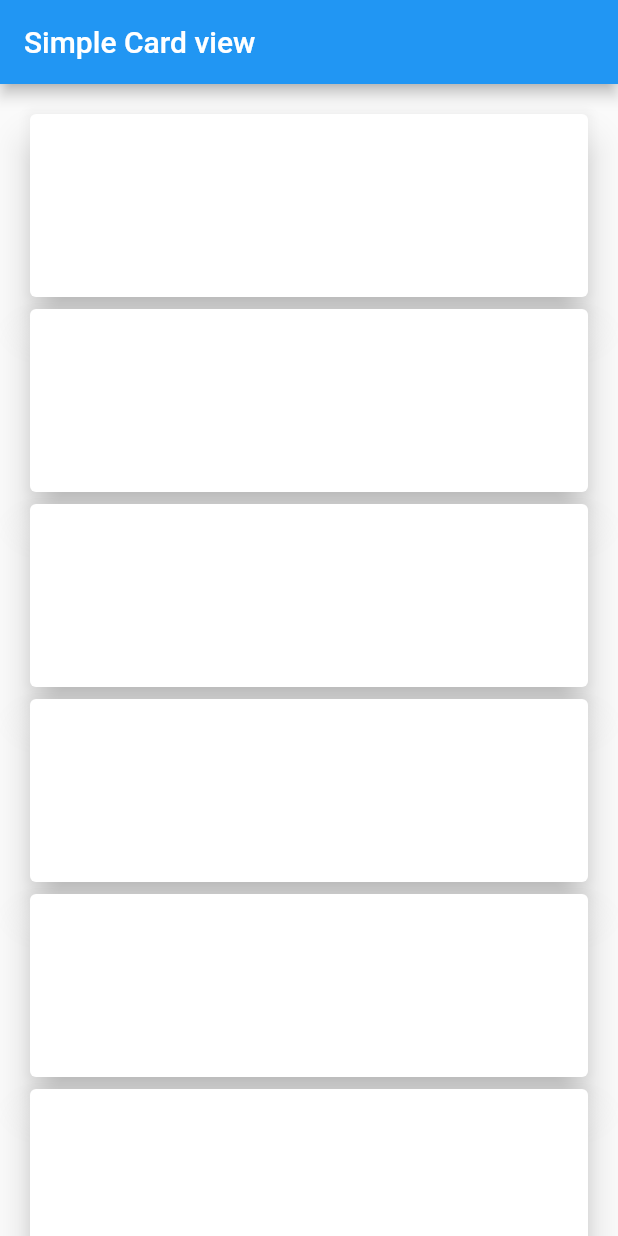
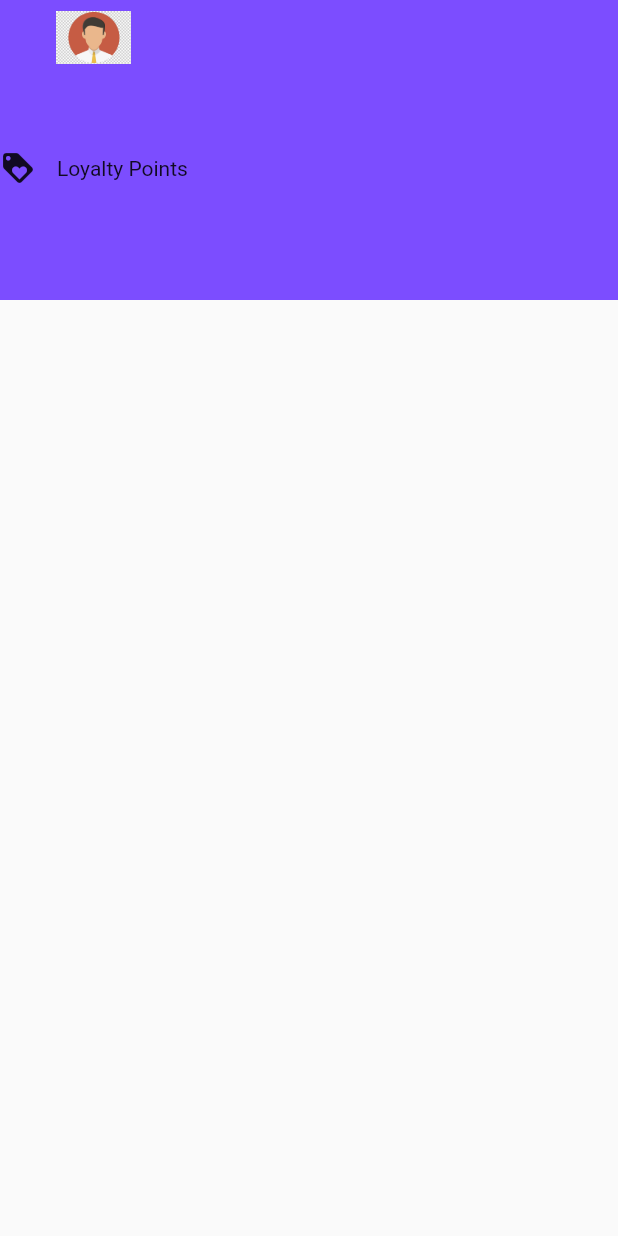
Before and after one commit to MohammedZaid12/Lazawaal, a Flutter app: the screen it shows after launch, on a phone screen of 412 x 824 dp. Run offline on Flutter 3.47's test engine with Material 2 defaults, Android fonts, the phone set to English and light mode, and no system bars; our stand-ins replace image_picker, shared_preferences.

```diff
--- /dev/null
+++ b/lazawaal/lib/Lazawaal/Authentication/GetProfile.dart
@@ -0,0 +1,46 @@
+
+
+import 'LoginAuthentication.dart';
+
+class GetUserProfile{
+  final int Id;
+  final String userId;
+  final String name;
+  final String email;
+  final String picture;
+
+  final String phoneNumber;
+  final String income;
+  final String guardianName;
+  final String guardianContact;
+  final String guardianNic;
+  final String DateOfBirth;
+  final String points;
+
+
+  GetUserProfile({this.name,this.Id ,this.userId ,this.email , this.picture , this.phoneNumber , this.guardianName , this.guardianContact ,this.guardianNic ,this.points , this.income , this.DateOfBirth});
+
+
+  factory GetUserProfile.fromjson(Map<String, dynamic> json){
+    return GetUserProfile(
+      userId: getString(json["user_id"]),
+      name: getString(json['name']),
+      email: getString(json['email']),
+      picture: getString(json['picture']),
+
+      phoneNumber: getString(json['contact_no']),
+      income: getString(json['income']),
+      guardianName: getString(json['guardian_name']),
+      guardianContact: getString(json['guardian_contact']),
+      guardianNic: getString(json['guardian_nic']),
+      DateOfBirth: json['dob'],
+      points: json['points'],
+    );
+
+
+  }
+
+
+
+
+}
--- a/lazawaal/lib/Lazawaal/CommonThings/AllUrls.dart
+++ b/lazawaal/lib/Lazawaal/CommonThings/AllUrls.dart
@@ -2,4 +2,5 @@ class AppUrls{
   static final baseUrl = "https://publicapi.staging.lazawaal.com/";
   final loginUrl = AppUrls.baseUrl + "login" ;
   final registerUrl = AppUrls.baseUrl + "reg" ;
+  final getProfileUrl = AppUrls.baseUrl + "user/getProfile" ;
 }
--- a/lazawaal/lib/Lazawaal/Login.dart
+++ b/lazawaal/lib/Lazawaal/Login.dart
@@ -22,8 +22,10 @@ class LoginState extends State<LazawaalLogin> {
   final _formKey = GlobalKey<FormState>();
 
   Future doLogin(map, success) async {
+    SharedPreferences Prefrence =
+    await SharedPreferences.getInstance();
     final response = await http.post(appUrls.loginUrl,
-        headers: tokenWithHeader.authWithTokenHeaders(""), body: map);
+        headers: tokenWithHeader.authWithTokenHeaders(Prefrence.getString(cKeys.token)), body: map);
 
     if (response.statusCode < 200 ||
         response.statusCode > 400 ||
--- a/lazawaal/lib/Lazawaal/SignUp.dart
+++ b/lazawaal/lib/Lazawaal/SignUp.dart
@@ -25,6 +25,7 @@ class SignUpState extends State<LazawaalSignUp> {
   File imageFile;
 
   Future doSignUp(String url, {Map body}) {
+
     return http
         .post(url,
             body: body, headers: tokenWithHeader.authWithTokenHeaders(""))
--- a/lazawaal/lib/Lazawaal/User/UserInfo.dart
+++ b/lazawaal/lib/Lazawaal/User/UserInfo.dart
@@ -1,63 +1,93 @@
+import 'dart:convert';
+
 import 'package:flutter/material.dart';
 import 'package:flutter/widgets.dart';
+import 'package:http/http.dart';
+import 'package:lazawaal/Lazawaal/Authentication/GetProfile.dart';
+import 'package:lazawaal/Lazawaal/CommonThings/AllInstances.dart';
+import 'package:shared_preferences/shared_preferences.dart';
 
-
-class UserCard extends StatefulWidget{
+class UserCard extends StatefulWidget {
   @override
   State<StatefulWidget> createState() {
     return UserCardState();
   }
-
 }
 
-
-class UserCardState extends State<UserCard>{
-
+class UserCardState extends State<UserCard> {
+  Future<GetUserProfile> fetchUserProfile() async {
+    SharedPreferences Prefrence = await SharedPreferences.getInstance();
+    var response = await get(appUrls.getProfileUrl,
+        headers: tokenWithHeader
+            .authWithTokenHeaders(Prefrence.getString(cKeys.token)));
+    if (response.statusCode == 200) {
+      var _resp = json.decode(response.body);
+      return GetUserProfile.fromjson(_resp);
+    } else {
+      // If the server did not return a 200 OK response, then throw an exception.
+      throw Exception('Failed to load album');
+    }
+  }
 
   @override
   Widget build(BuildContext context) {
     return new Scaffold(
-      appBar: AppBar(
-        title: Text('Simple Card view'),
-      ),
-      body: new ListView.builder(
-        padding: const EdgeInsets.all(16),
-        itemBuilder: (context, i) {
-          return Container(
-            height: 130,
-            child: Card(
-//                color: Colors.blue,
-              elevation: 10,
-              child: Row(
+      body: new ListView( children: <Widget>[
+        Container(
+            color: Colors.deepPurpleAccent,
+            height: 200.0,
+            width: 55.0,
+
+
+              child: ListView(
                 children: <Widget>[
-                  Padding(
-                    padding: EdgeInsets.all(10.0),
-                    child: GestureDetector(
-                      onTap: () {
+                  Row(
+                    children: <Widget>[
+                      Column(children: <Widget>[
+                        Container(
+//                          padding:  EdgeInsets.only(right: 100.0),
+//                          margin: EdgeInsets.only(right: 300.0),
+                          child:userImage(50.0, 50.0),
 
-                      },
-                      child: Container(
-                        width: 100.0,
-                        height: 100.0,
-//                        decoration: BoxDecoration(
-//                            color: Colors.red,
-//
-//                            borderRadius:
-//                            BorderRadius.all(Radius.circular(75.0)),
-//                            boxShadow: [
-//                              BoxShadow(blurRadius: 7.0, color: Colors.black)
-//                            ]),
-                      ),
-                    ),
+                        )
+                        ,
+
+                        Padding(padding: EdgeInsets.only(bottom :50.0 , right: 10.0),),
+                        Container(
+//                          padding:  EdgeInsets.only(right: 100.0),
+
+                          child:Row(
+                            children: <Widget>[
+                              Icon(
+                               Icons.loyalty
+                              ),
+                              Padding(padding: EdgeInsets.all(7.0),),
+                              Text("Loyalty Points")
+                            ],
+                          ),
+                        )
+                      ],),
+
+                    ],
                   ),
-
+                  Column(),
+                  Column()
                 ],
               ),
-            ),
-          );
-        },
-      ),
+            )
+      ]),
     );
   }
 
+  Widget userImage(height, margin) {
+    AssetImage assetImage = new AssetImage("images/userim.jpg");
+    Image image = new Image(
+      image: assetImage,
+      width: margin,
+      height: height,
+    );
+    return Container(
+      child: image,
+    );
+  }
 }
--- a/lazawaal/pubspec.yaml
+++ b/lazawaal/pubspec.yaml
@@ -49,6 +49,7 @@ flutter:
   # To add assets to your application, add an assets section, like this:
   assets:
     - images/lazawaalLogo.png
+    - images/userim.jpg
 
 
   # An image asset can refer to one or more resolution-specific "variants", see
```
Also changed, not shown: lazawaal/images/imagUser.jpg (added), lazawaal/images/userim.jpg (added).
